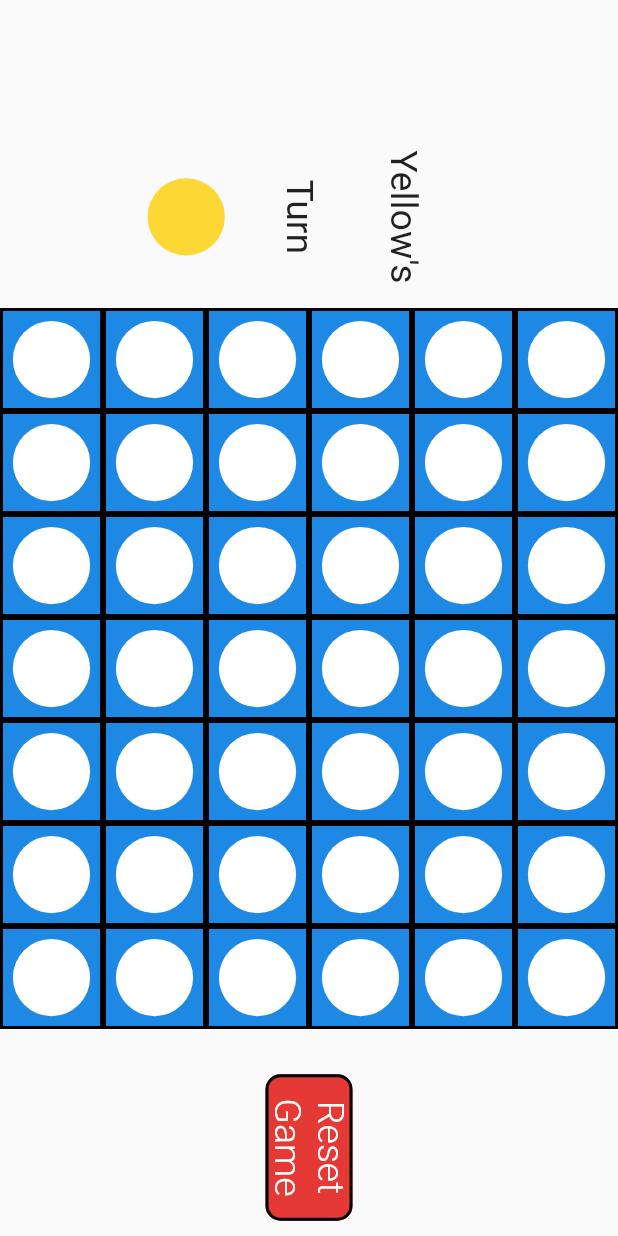
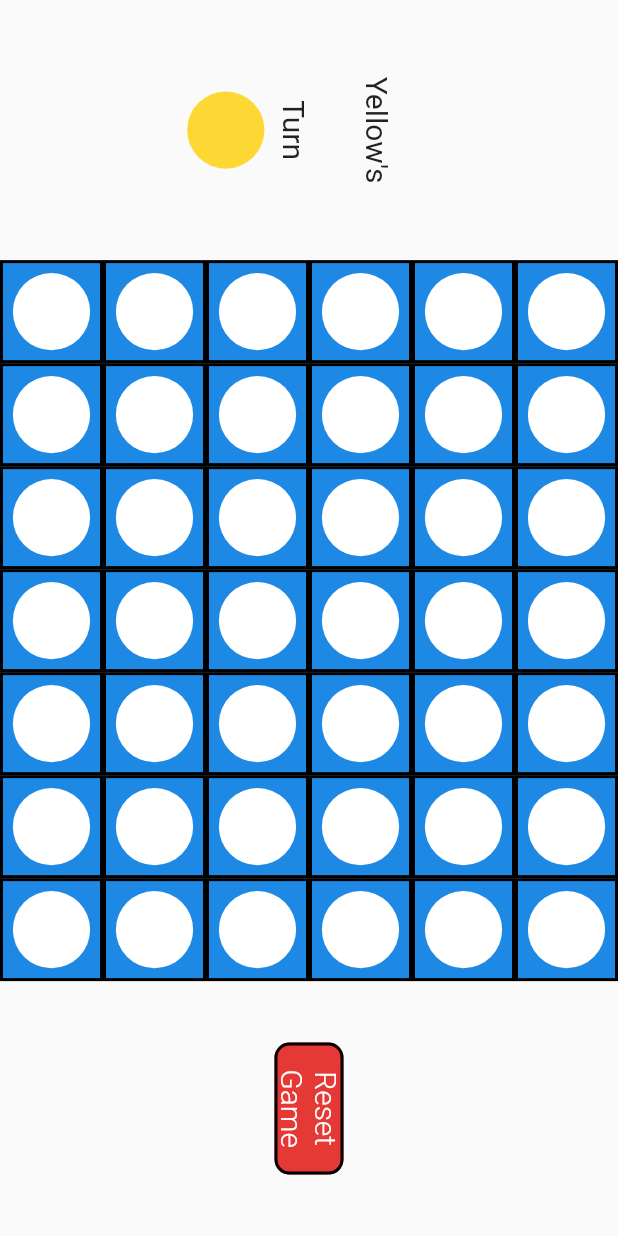
Before and after one commit to djfols/connect_four, a Flutter app: the screen it shows after launch, on a phone screen of 412 x 824 dp. Run offline on Flutter 3.47's test engine with Material 2 defaults, Android fonts, the light colour scheme and no system bars; our stand-ins replace audioplayers.

Commit message:
updated spacing, removed padding

```diff
--- a/lib/main.dart
+++ b/lib/main.dart
@@ -104,7 +104,6 @@ class _MyHomePageState extends State<MyHomePage> {
     player.play('dropPiece.wav');
   }
 
-
   @override
   Widget build(BuildContext context) {
     double width = MediaQuery.of(context).size.width;
@@ -112,21 +111,16 @@ class _MyHomePageState extends State<MyHomePage> {
     return SafeArea(
       child: Scaffold(
         body: Column(
-          mainAxisAlignment: MainAxisAlignment.end,
+          mainAxisAlignment: MainAxisAlignment.spaceEvenly,
+          children: <Widget>[
+//            SizedBox(
+//              height: 10,
+//            ),
+            Row(
+              mainAxisAlignment: MainAxisAlignment.center,
+              crossAxisAlignment: CrossAxisAlignment.center,
               children: <Widget>[
                 SizedBox(
-              height: 10,
-            ),
-            Column(
-              children: <Widget>[
-                Padding(
-                  padding: EdgeInsets.only(bottom: 35.0),
-                  child: Row(
-                    mainAxisAlignment: MainAxisAlignment.center,
-                    children: <Widget>[
-                      Padding(
-                        padding: EdgeInsets.only(right: 25.0),
-                        child: SizedBox(
                   height: width / 8,
                   width: width / 8,
                   child: DecoratedBox(
@@ -136,24 +130,24 @@ class _MyHomePageState extends State<MyHomePage> {
                     ),
                   ),
                 ),
-                      ),
                 Transform.rotate(
                   angle: 90 * pi / 180,
                   child: Text(
                     'Turn',
-                          style: TextStyle(fontSize: 25),
+                    style: TextStyle(fontSize: 20),
                   ),
                 ),
                 Transform.rotate(
                   angle: 90 * pi / 180,
                   child: Text(
                     brain.getDiscColorName(),
-                          style: TextStyle(fontSize: 25),
+                    style: TextStyle(fontSize: 20),
                   ),
                 ),
               ],
             ),
-                ),
+            Column(
+              children: <Widget>[
                 GestureDetector(
                   onTap: () {
                     if (columnClickCount < 6) {
@@ -167,7 +161,8 @@ class _MyHomePageState extends State<MyHomePage> {
                       });
                     } else {
                       print('COLUMN FULL!');
-                    };
+                    }
+                    ;
                   },
                   child: GridColumn(
                     width: width,
@@ -419,9 +414,9 @@ class _MyHomePageState extends State<MyHomePage> {
                         : gridColorList[42],
                   ),
                 ),
-                Padding(
-                  padding: EdgeInsets.only(top: 50.0, bottom: 20),
-                  child: Transform.rotate(
+              ],
+            ),
+            Transform.rotate(
               angle: 90 * pi / 180,
               child: FlatButton(
                   color: Colors.red[600],
@@ -492,26 +487,23 @@ class _MyHomePageState extends State<MyHomePage> {
                       Text(
                         'Reset',
                         style: TextStyle(
-                                  fontSize: 25,
+                            fontSize: 20,
                             color: Colors.white,
                             fontWeight: FontWeight.w300),
                       ),
                       Text(
                         'Game',
                         style: TextStyle(
-                                  fontSize: 25,
+                            fontSize: 20,
                             color: Colors.white,
                             fontWeight: FontWeight.w300),
                       ),
                     ],
                   )),
             ),
-                )
-              ],
-            ),
-            SizedBox(
-              height: 10,
-            )
+//            SizedBox(
+//              height: 10,
+//            ),
           ],
         ),
         // This trailing comma makes auto-formatting nicer for build methods.
```
Lines whose indentation alone changed are shown as unchanged.
